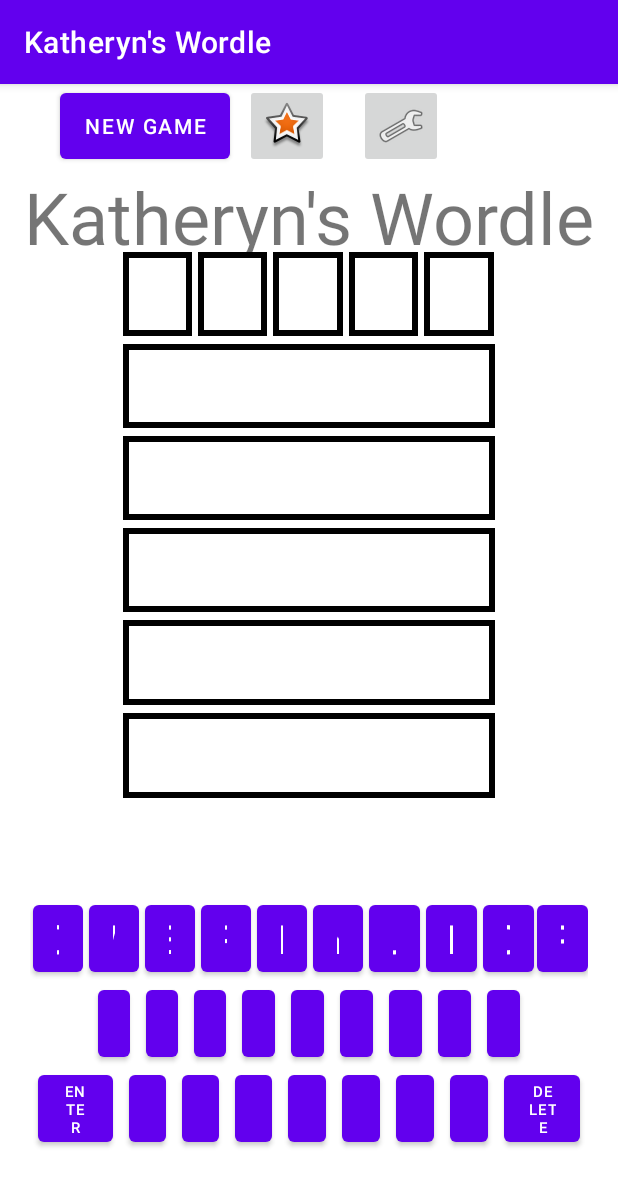
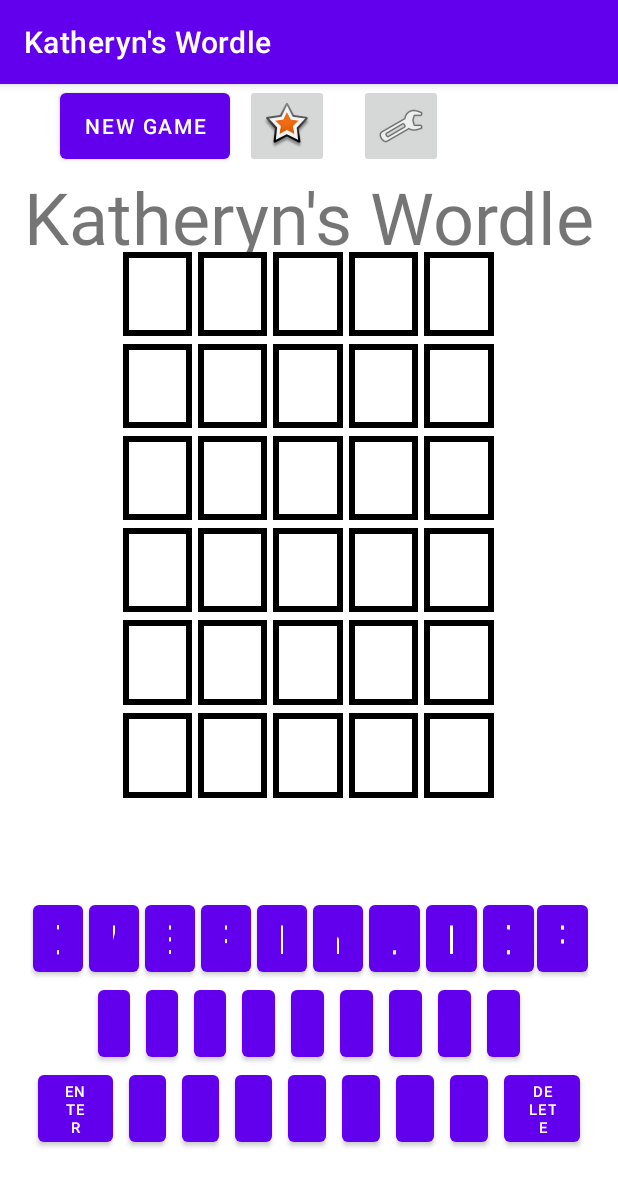
Before and after one commit to alexmarash/Kwordle, an Android app: the screen it shows after launch (MainActivity), on a phone screen of 412 x 824 dp. Shown: the top 1186 px of the screen. Run offline under Robolectric (Android 15) with nearby library versions, the phone set to English and light mode, and no system bars.

Commit message:
coding entry

```diff
--- a/Kwordle/app/src/main/java/com/example/kwordle/MainActivity.java
+++ b/Kwordle/app/src/main/java/com/example/kwordle/MainActivity.java
@@ -30,8 +30,10 @@ import java.util.Set;
 
 public class MainActivity extends AppCompatActivity {
 
+    public Integer tries = 6;
+    public Integer letters = 5;
     public Integer characterNumber = 0;
-    public Character wordEntry[] = new Character[5];
+    public Character wordEntry[] = new Character[letters];
     public Integer rowNumber = 0;
 
     public int[][] tableIds= {
@@ -42,9 +44,12 @@ public class MainActivity extends AppCompatActivity {
             {R.id.rowFive_columnOne, R.id.rowFive_columnTwo, R.id.rowFive_columnThree, R.id.rowFive_columnFour, R.id.rowFive_columnFive},
     };
 
+    public String[][] tableColors = new String[letters][tries];
+
     public Hashtable entry = new Hashtable();
     public Hashtable alphabet = new Hashtable();
-    public Character[] currentWord = new Character[5];
+    public Character[] currentWord = new Character[letters];
+    public String[] wordColor = new String[letters];
 
     //public Random rn = new Random();
     //public Button newGameButton = findViewById(R.id.newGame);
@@ -62,6 +67,8 @@ public class MainActivity extends AppCompatActivity {
 
         alphabet = initializeAlphabet();
         currentWord = getNewWord();
+        initializeTableColor();
+        initializeWordColor();
 
         /*
         Button aButton = (Button)findViewById(R.id.buttonA);
@@ -189,8 +196,6 @@ public class MainActivity extends AppCompatActivity {
     public void qClick(View view) {
         if (characterNumber < 5) {
             wordEntry[characterNumber] = 'Q';
-
-
             TextView letterTextView = (TextView) findViewById(tableIds[rowNumber][characterNumber]);
             letterTextView.setText("Q");
 
@@ -201,8 +206,6 @@ public class MainActivity extends AppCompatActivity {
     public void wClick(View view) {
         if (characterNumber < 5) {
             wordEntry[characterNumber] = 'W';
-
-
             TextView letterTextView = (TextView) findViewById(tableIds[rowNumber][characterNumber]);
             letterTextView.setText("W");
 
@@ -233,7 +236,6 @@ public class MainActivity extends AppCompatActivity {
             characterNumber += 1;
         }
     }
-
 
     public void tClick(View view) {
         if (characterNumber < 5) {
@@ -305,36 +307,41 @@ public class MainActivity extends AppCompatActivity {
 
             characterNumber += 1;
         }
-
-
-
     }
 
     public void deleteClick(View view) {
         if (characterNumber > 0) {
             characterNumber -= 1;
             wordEntry[characterNumber] = ' ';
-
-
             TextView letterTextView = (TextView) findViewById(tableIds[rowNumber][characterNumber]);
             letterTextView.setText(" ");
-
         }
     }
+
     public void enterClick(View view) {
-
-
-
-
         if (characterNumber != 5) {
             return;
         }
+        Character entryCheck[] = currentWord.clone();
+        String currentWordColor[] = wordColor.clone();
+
+        for (int i = 0; i < letters; i++) {
+            if (wordEntry[i] == currentWord[i]) {
+                currentWordColor[i] = "green";
+                entryCheck[i] = ' ';
+            } else {
+                for (int j = 0; j < letters; j++) {
+                    if (wordEntry[i] == entryCheck[j]) {
+                        currentWordColor[i] = "yellow";
+                        entryCheck[j] = ' ';
+                    }
+                }
+            }
+        }
+
+        for
 
 
-
-        for (int i = 1; i < 5; i++) {
-            if (false){}
-        }
 
 
     }
@@ -374,6 +381,19 @@ public class MainActivity extends AppCompatActivity {
         return alphabet;
     }
 
+    public void initializeTableColor(){
+        for (int i = 0; i < letters; i++) {
+            for (int j = 0; j < tries; j++) {
+                tableColors[i][j] = "gray";
+            }
+        }
+    }
+
+    public void initializeWordColor(){
+        for (int i = 0; i < letters; i++){
+            wordColor[i] = "gray";
+        }
+    }
 
 
     public Character[] getNewWord(){
--- a/Kwordle/app/src/main/res/layout/activity_main.xml
+++ b/Kwordle/app/src/main/res/layout/activity_main.xml
@@ -85,14 +85,8 @@
 
                 <TextView
                     android:id="@+id/rowOne_columnOne"
-                    style="@style/displayGrid"
-                    android:autoSizeTextType="uniform"
-                    android:autoSizeMinTextSize="@dimen/text_size"
-                    />
-
+                    style="@style/displayGrid" />
             </RelativeLayout>
-
-
 
             <RelativeLayout
                 android:layout_width="0dip"
@@ -101,11 +95,8 @@
 
                 <TextView
                     android:id="@+id/rowOne_columnTwo"
-                    style="@style/displayGrid"
-                    app:autoSizeTextType="uniform"
-                    app:autoSizeMinTextSize="@dimen/text_size" />
+                    style="@style/displayGrid" />
             </RelativeLayout>
-
 
             <RelativeLayout
                 android:layout_width="0dip"
@@ -113,12 +104,8 @@
                 android:layout_weight="0.20">
                 <TextView
                     android:id="@+id/rowOne_columnThree"
-                    style="@style/displayGrid"
-                    app:autoSizeTextType="uniform"
-                    app:autoSizeMinTextSize="@dimen/text_size" />
+                    style="@style/displayGrid" />
             </RelativeLayout>
-
-
 
             <RelativeLayout
                 android:layout_width="0dip"
@@ -126,12 +113,8 @@
                 android:layout_weight="0.20">
                 <TextView
                     android:id="@+id/rowOne_columnFour"
-                    style="@style/displayGrid"
-                    app:autoSizeTextType="uniform"
-                    app:autoSizeMinTextSize="@dimen/text_size" />
+                    style="@style/displayGrid"/>
             </RelativeLayout>
-
-
 
             <RelativeLayout
                 android:layout_width="0dip"
@@ -139,9 +122,7 @@
                 android:layout_weight="0.20">
                 <TextView
                     android:id="@+id/rowOne_columnFive"
-                    style="@style/displayGrid"
-                    app:autoSizeTextType="uniform"
-                    app:autoSizeMinTextSize="@dimen/text_size" />
+                    style="@style/displayGrid"/>
             </RelativeLayout>
         </LinearLayout>
 
@@ -155,32 +136,52 @@
             android:layout_marginBottom="5dp"
             app:layout_constraintTop_toBottomOf="@+id/row_one"
             android:orientation="horizontal">
+
+
+            <RelativeLayout
+                android:layout_width="0dip"
+                android:layout_height="fill_parent"
+                android:layout_weight="0.20">
                 <TextView
                     android:id="@+id/rowTwo_columnOne"
-                style="@style/displayGrid"
-                app:autoSizeTextType="uniform"
-                app:autoSizeMinTextSize="@dimen/text_size" />
+                    style="@style/displayGrid"/>
+            </RelativeLayout>
+
+            <RelativeLayout
+                android:layout_width="0dip"
+                android:layout_height="fill_parent"
+                android:layout_weight="0.20">
                 <TextView
                     android:id="@+id/rowTwo_columnTwo"
-                style="@style/displayGrid"
-                app:autoSizeTextType="uniform"
-                app:autoSizeMinTextSize="@dimen/text_size"/>
+                    style="@style/displayGrid"/>
+            </RelativeLayout>
+
+            <RelativeLayout
+                android:layout_width="0dip"
+                android:layout_height="fill_parent"
+                android:layout_weight="0.20">
                 <TextView
                     android:id="@+id/rowTwo_columnThree"
-                style="@style/displayGrid"
-                app:autoSizeTextType="uniform"
-                app:autoSizeMinTextSize="@dimen/text_size"/>
+                    style="@style/displayGrid"/>
+            </RelativeLayout>
+
+            <RelativeLayout
+                android:layout_width="0dip"
+                android:layout_height="fill_parent"
+                android:layout_weight="0.20">
                 <TextView
                     android:id="@+id/rowTwo_columnFour"
-                style="@style/displayGrid"
-                app:autoSizeTextType="uniform"
-                app:autoSizeMinTextSize="@dimen/text_size"/>
+                    style="@style/displayGrid"/>
+            </RelativeLayout>
+
+            <RelativeLayout
+                android:layout_width="0dip"
+                android:layout_height="fill_parent"
+                android:layout_weight="0.20">
                 <TextView
                     android:id="@+id/rowTwo_columnFive"
-                style="@style/displayGrid"
-                app:autoSizeTextType="uniform"
-                app:autoSizeMinTextSize="@dimen/text_size" />
-
+                    style="@style/displayGrid"/>
+            </RelativeLayout>
         </LinearLayout>
 
         <LinearLayout
@@ -194,32 +195,50 @@
             app:layout_constraintTop_toBottomOf="@+id/row_two"
             android:orientation="horizontal">
 
+            <RelativeLayout
+                android:layout_width="0dip"
+                android:layout_height="fill_parent"
+                android:layout_weight="0.20">
                 <TextView
                     android:id="@+id/rowThree_columnOne"
-                style="@style/displayGrid"
-                app:autoSizeTextType="uniform"
-                app:autoSizeMinTextSize="@dimen/text_size" />
+                    style="@style/displayGrid"/>
+            </RelativeLayout>
+
+            <RelativeLayout
+                android:layout_width="0dip"
+                android:layout_height="fill_parent"
+                android:layout_weight="0.20">
                 <TextView
                     android:id="@+id/rowThree_columnTwo"
-                style="@style/displayGrid"
-                app:autoSizeTextType="uniform"
-                app:autoSizeMinTextSize="@dimen/text_size" />
+                    style="@style/displayGrid" />
+            </RelativeLayout>
+
+            <RelativeLayout
+                android:layout_width="0dip"
+                android:layout_height="fill_parent"
+                android:layout_weight="0.20">
                 <TextView
                     android:id="@+id/rowThree_columnThree"
-                style="@style/displayGrid"
-                app:autoSizeTextType="uniform"
-                app:autoSizeMinTextSize="@dimen/text_size"/>
+                    style="@style/displayGrid"/>
+            </RelativeLayout>
+
+            <RelativeLayout
+                android:layout_width="0dip"
+                android:layout_height="fill_parent"
+                android:layout_weight="0.20">
                 <TextView
                     android:id="@+id/rowThree_columnFour"
-                style="@style/displayGrid"
-                app:autoSizeTextType="uniform"
-                app:autoSizeMinTextSize="@dimen/text_size"/>
+                    style="@style/displayGrid"/>
+            </RelativeLayout>
+
+            <RelativeLayout
+                android:layout_width="0dip"
+                android:layout_height="fill_parent"
+                android:layout_weight="0.20">
                 <TextView
                     android:id="@+id/rowThree_columnFive"
-                style="@style/displayGrid"
-                app:autoSizeTextType="uniform"
-                app:autoSizeMinTextSize="@dimen/text_size" />
-
+                    style="@style/displayGrid" />
+            </RelativeLayout>
         </LinearLayout>
 
         <LinearLayout
@@ -232,32 +251,50 @@
             android:layout_marginBottom="5dp"
             app:layout_constraintTop_toBottomOf="@+id/row_three"
             android:orientation="horizontal">
-
+            <RelativeLayout
+                android:layout_width="0dip"
+                android:layout_height="fill_parent"
+                android:layout_weight="0.20">
                 <TextView
                     android:id="@+id/rowFour_columnOne"
-                style="@style/displayGrid"
-                app:autoSizeTextType="uniform"
-                app:autoSizeMinTextSize="@dimen/text_size" />
+                    style="@style/displayGrid" />
+            </RelativeLayout>
+
+            <RelativeLayout
+                android:layout_width="0dip"
+                android:layout_height="fill_parent"
+                android:layout_weight="0.20">
                 <TextView
                     android:id="@+id/rowFour_columnTwo"
-                style="@style/displayGrid"
-                app:autoSizeTextType="uniform"
-                app:autoSizeMinTextSize="@dimen/text_size" />
+                    style="@style/displayGrid"/>
+            </RelativeLayout>
+
+            <RelativeLayout
+                android:layout_width="0dip"
+                android:layout_height="fill_parent"
+                android:layout_weight="0.20">
                 <TextView
                     android:id="@+id/rowFour_columnThree"
-                style="@style/displayGrid"
-                app:autoSizeTextType="uniform"
-                app:autoSizeMinTextSize="@dimen/text_size"/>
+                    style="@style/displayGrid"/>
+            </RelativeLayout>
+
+            <RelativeLayout
+                android:layout_width="0dip"
+                android:layout_height="fill_parent"
+                android:layout_weight="0.20">
                 <TextView
                     android:id="@+id/rowFour_columnFour"
-                style="@style/displayGrid"
-                app:autoSizeTextType="uniform"
-                app:autoSizeMinTextSize="@dimen/text_size"/>
+                    style="@style/displayGrid"/>
+            </RelativeLayout>
+
+            <RelativeLayout
+                android:layout_width="0dip"
+                android:layout_height="fill_parent"
+                android:layout_weight="0.20">
                 <TextView
                     android:id="@+id/rowFour_columnFive"
-                style="@style/displayGrid"
-                app:autoSizeTextType="uniform"
-                app:autoSizeMinTextSize="@dimen/text_size" />
+                    style="@style/displayGrid"/>
+            </RelativeLayout>
         </LinearLayout>
 
         <LinearLayout
@@ -270,32 +307,52 @@
             android:layout_marginBottom="5dp"
             app:layout_constraintTop_toBottomOf="@+id/row_four"
             android:orientation="horizontal">
+
+
+            <RelativeLayout
+                android:layout_width="0dip"
+                android:layout_height="fill_parent"
+                android:layout_weight="0.20">
                     <TextView
                         android:id="@+id/rowFive_columnOne"
-                style="@style/displayGrid"
-                app:autoSizeTextType="uniform"
-                app:autoSizeMinTextSize="@dimen/text_size" />
+                        style="@style/displayGrid"/>
+            </RelativeLayout>
+
+            <RelativeLayout
+                android:layout_width="0dip"
+                android:layout_height="fill_parent"
+                android:layout_weight="0.20">
                     <TextView
                         android:id="@+id/rowFive_columnTwo"
-                style="@style/displayGrid"
-                app:autoSizeTextType="uniform"
-                app:autoSizeMinTextSize="@dimen/text_size" />
+                        style="@style/displayGrid"/>
+            </RelativeLayout>
+
+            <RelativeLayout
+                android:layout_width="0dip"
+                android:layout_height="fill_parent"
+                android:layout_weight="0.20">
                     <TextView
                         android:id="@+id/rowFive_columnThree"
-                style="@style/displayGrid"
-                app:autoSizeTextType="uniform"
-                app:autoSizeMinTextSize="@dimen/text_size"/>
+                        style="@style/displayGrid"/>
+            </RelativeLayout>
+
+            <RelativeLayout
+                android:layout_width="0dip"
+                android:layout_height="fill_parent"
+                android:layout_weight="0.20">
                     <TextView
                         android:id="@+id/rowFive_columnFour"
-                style="@style/displayGrid"
-                app:autoSizeTextType="uniform"
-                app:autoSizeMinTextSize="@dimen/text_size" />
+                        style="@style/displayGrid" />
+            </RelativeLayout>
+
+            <RelativeLayout
+                android:layout_width="0dip"
+                android:layout_height="fill_parent"
+                android:layout_weight="0.20">
                     <TextView
                         android:id="@+id/rowFive_columnFive"
-                style="@style/displayGrid"
-                app:autoSizeTextType="uniform"
-                app:autoSizeMinTextSize="@dimen/text_size"/>
-
+                        style="@style/displayGrid"/>
+            </RelativeLayout>
         </LinearLayout>
 
         <LinearLayout
@@ -308,32 +365,52 @@
             android:layout_marginBottom="5dp"
             app:layout_constraintTop_toBottomOf="@+id/row_five"
             android:orientation="horizontal">
+
+
+            <RelativeLayout
+                android:layout_width="0dip"
+                android:layout_height="fill_parent"
+                android:layout_weight="0.20">
                         <TextView
                             android:id="@+id/rowSix_columnOne"
-                style="@style/displayGrid"
-                app:autoSizeTextType="uniform"
-                app:autoSizeMinTextSize="@dimen/text_size"/>
+                            style="@style/displayGrid"/>
+            </RelativeLayout>
+
+            <RelativeLayout
+                android:layout_width="0dip"
+                android:layout_height="fill_parent"
+                android:layout_weight="0.20">
                         <TextView
                             android:id="@+id/rowSix_columnTwo"
-                style="@style/displayGrid"
-                app:autoSizeTextType="uniform"
-                app:autoSizeMinTextSize="@dimen/text_size" />
+                            style="@style/displayGrid" />
+            </RelativeLayout>
+
+            <RelativeLayout
+                android:layout_width="0dip"
+                android:layout_height="fill_parent"
+                android:layout_weight="0.20">
                         <TextView
                             android:id="@+id/rowSix_columnThree"
-                style="@style/displayGrid"
-                app:autoSizeTextType="uniform"
-                app:autoSizeMinTextSize="@dimen/text_size" />
+                            style="@style/displayGrid" />
+            </RelativeLayout>
+
+            <RelativeLayout
+                android:layout_width="0dip"
+                android:layout_height="fill_parent"
+                android:layout_weight="0.20">
                         <TextView
                             android:id="@+id/rowSix_columnFour"
-                style="@style/displayGrid"
-                app:autoSizeTextType="uniform"
-                app:autoSizeMinTextSize="@dimen/text_size" />
+                            style="@style/displayGrid"/>
+            </RelativeLayout>
+
+            <RelativeLayout
+                android:layout_width="0dip"
+                android:layout_height="fill_parent"
+                android:layout_weight="0.20">
                         <TextView
                             android:id="@+id/rowSix_columnFive"
-                style="@style/displayGrid"
-                app:autoSizeTextType="uniform"
-                app:autoSizeMinTextSize="@dimen/text_size" />
-
+                            style="@style/displayGrid" />
+            </RelativeLayout>
         </LinearLayout>
 
 
```
Lines whose indentation alone changed are shown as unchanged.
